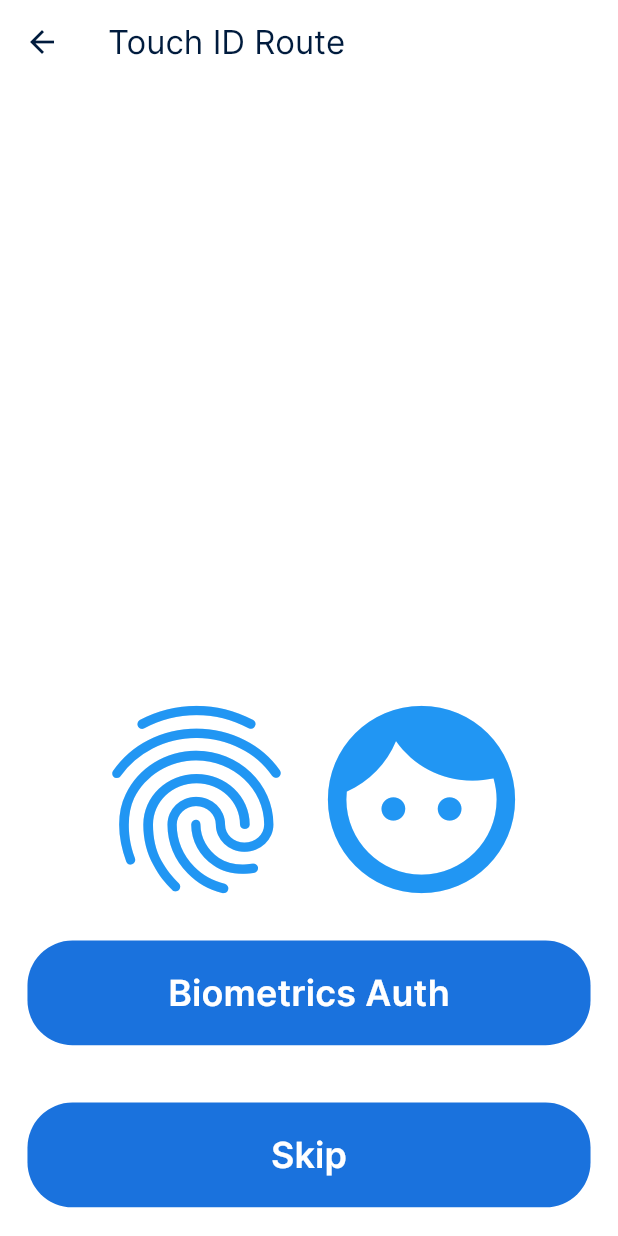
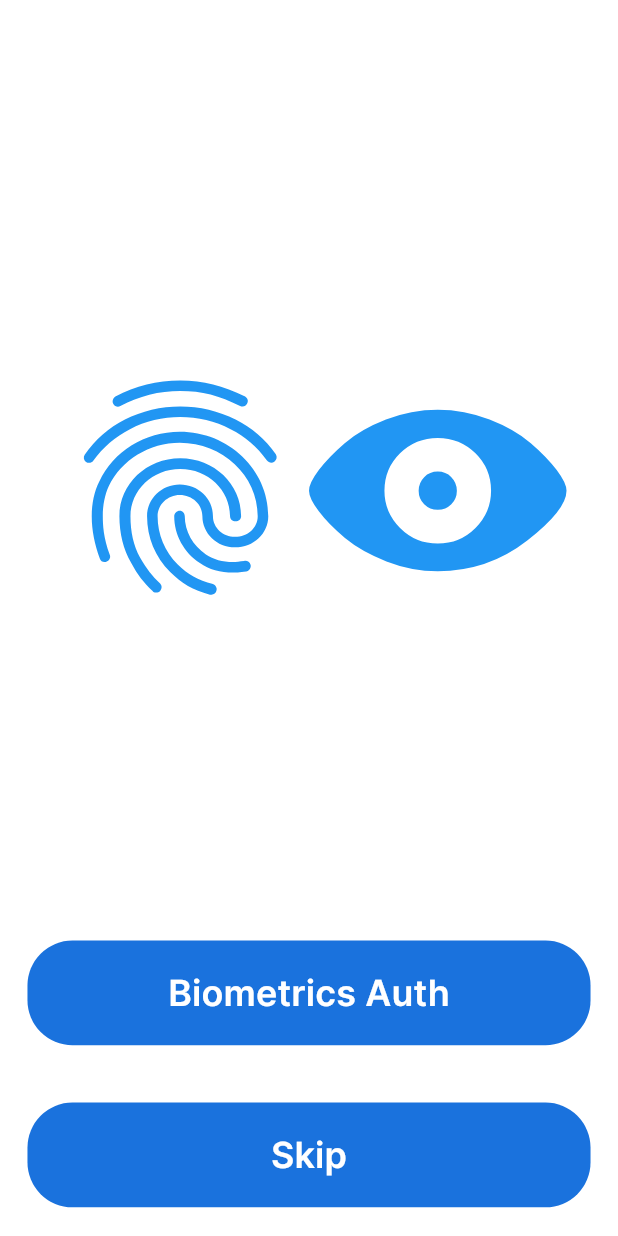
Before and after one commit to Avazkhanov/tolovde_pay, a Flutter app: the TouchIdScreen screen opened by its route, on a phone screen of 412 x 824 dp. Run offline on Flutter 3.47's test engine with Material 3 defaults, Android fonts, the phone set to English and light mode, and no system bars; our stand-ins replace adaptive_theme, cached_network_image, cloud_firestore, connectivity_plus, equatable, firebase_auth and 13 more; accounts and stored records are empty; network calls fail.

Commit message:
some changes

```diff
--- a/lib/screens/auth/sign_up.dart
+++ b/lib/screens/auth/sign_up.dart
@@ -12,6 +12,7 @@ import 'package:tolovde_pay/screens/routes.dart';
 import 'package:tolovde_pay/screens/widgets/my_text_field.dart';
 import 'package:tolovde_pay/screens/widgets/rounded_button.dart';
 import 'package:tolovde_pay/utils/colors/app_colors.dart';
+import 'package:tolovde_pay/utils/formaters/formatters.dart';
 import 'package:tolovde_pay/utils/images/app_images.dart';
 import 'package:tolovde_pay/utils/styles/app_text_style.dart';
 import 'package:tolovde_pay/utils/validates/app_validates.dart';
@@ -124,6 +125,7 @@ class _SignUpScreenState extends State<SignUpScreen> {
                     ),
                     MyTextFieldWidget(
                       keyBoardType: TextInputType.phone,
+                      maskTextInputFormatter: AppInputFormatters.phoneFormatter,
                       controller: phoneNumberController,
                       hintText: "Phone Number",
                     ),
--- a/lib/screens/local_auth/biometrics/touch_id_screen.dart
+++ b/lib/screens/local_auth/biometrics/touch_id_screen.dart
@@ -1,4 +1,6 @@
+import 'package:flutter/cupertino.dart';
 import 'package:flutter/material.dart';
+import 'package:flutter_screenutil/flutter_screenutil.dart';
 import 'package:tolovde_pay/data/local/storage_repository.dart';
 import 'package:tolovde_pay/screens/dialogs/unical_dialog.dart';
 import 'package:tolovde_pay/screens/routes.dart';
@@ -17,28 +19,26 @@ class _TouchIdScreenState extends State<TouchIdScreen> {
   @override
   Widget build(BuildContext context) {
     return Scaffold(
-      appBar: AppBar(
-        title: const Text("Touch ID Route"),
-      ),
       body: Column(
-        mainAxisAlignment: MainAxisAlignment.end,
         crossAxisAlignment: CrossAxisAlignment.center,
         children: [
-          const Row(
+          SizedBox(height: 200.h),
+           Row(
             mainAxisAlignment: MainAxisAlignment.center,
             children: [
               Icon(
                 Icons.fingerprint,
-                size: 150,
+                size: 150.sp,
                 color: Colors.blue,
               ),
               Icon(
-                Icons.face,
-                size: 150,
+                CupertinoIcons.eye_fill,
+                size: 150.sp,
                 color: Colors.blue,
               ),
             ],
           ),
+          const Spacer(),
           MyCustomButton(
             onTap: enableBiometrics,
             title: "Biometrics Auth",
--- a/lib/screens/tab/profile/user_update_screen.dart
+++ b/lib/screens/tab/profile/user_update_screen.dart
@@ -8,6 +8,7 @@ import 'package:tolovde_pay/blocs/user_bloc/user_bloc.dart';
 import 'package:tolovde_pay/blocs/user_bloc/user_event.dart';
 import 'package:tolovde_pay/screens/widgets/button_container.dart';
 import 'package:tolovde_pay/screens/widgets/my_text_field.dart';
+import 'package:tolovde_pay/utils/formaters/formatters.dart';
 import 'package:tolovde_pay/utils/validates/app_validates.dart';
 
 import '../../../../data/models/user_model.dart';
@@ -80,7 +81,8 @@ class _UserUpdateScreenState extends State<UserUpdateScreen> {
                 controller: firstNameController,
               ),
               MyTextFieldWidget(
-                keyBoardType: TextInputType.text,
+                keyBoardType: TextInputType.phone,
+                maskTextInputFormatter: AppInputFormatters.phoneFormatter,
                 hintText: "Phone Number",
                 controller: phoneNumberController,
               ),
--- a/lib/screens/widgets/my_text_field.dart
+++ b/lib/screens/widgets/my_text_field.dart
@@ -1,6 +1,7 @@
 import 'package:flutter/cupertino.dart';
 import 'package:flutter/material.dart';
 import 'package:flutter_screenutil/flutter_screenutil.dart';
+import 'package:mask_text_input_formatter/mask_text_input_formatter.dart';
 import 'package:tolovde_pay/utils/colors/app_colors.dart';
 
 class MyTextFieldWidget extends StatefulWidget {
@@ -11,6 +12,7 @@ class MyTextFieldWidget extends StatefulWidget {
   final TextInputType keyBoardType;
   final Widget? suffixIcon;
   final bool isObscureText;
+  final MaskTextInputFormatter? maskTextInputFormatter;
   final FocusNode? focusNode;
   final Widget? prefixIcon;
 
@@ -22,6 +24,7 @@ class MyTextFieldWidget extends StatefulWidget {
     this.suffixIcon = const SizedBox(),
     this.isObscureText = false,
     this.focusNode,
+    this.maskTextInputFormatter,
     this.regExp,
     this.prefixIcon,
     this.errorText = '',
@@ -41,6 +44,9 @@ class _MyTextFieldWidgetState extends State<MyTextFieldWidget> {
       // padding: EdgeInsets.symmetric(vertical: 5.w),
       child: TextFormField(
         autovalidateMode: AutovalidateMode.onUserInteraction,
+        inputFormatters: widget.maskTextInputFormatter != null
+            ? [widget.maskTextInputFormatter!]
+            : null,
         validator: widget.regExp != null
             ? (v) {
                 if (v != null && widget.regExp!.hasMatch(v)) {
--- a/pubspec.yaml
+++ b/pubspec.yaml
@@ -41,7 +41,7 @@ dependencies:
   cached_network_image: ^3.3.1
   pinput: ^4.0.0
   local_auth: ^2.2.0
-
+  mask_text_input_formatter: ^2.9.0
 
 
 dev_dependencies:
```
Also changed, not shown: lib/utils/formaters/formatters.dart (added, +21 -0 lines), pubspec.lock.
